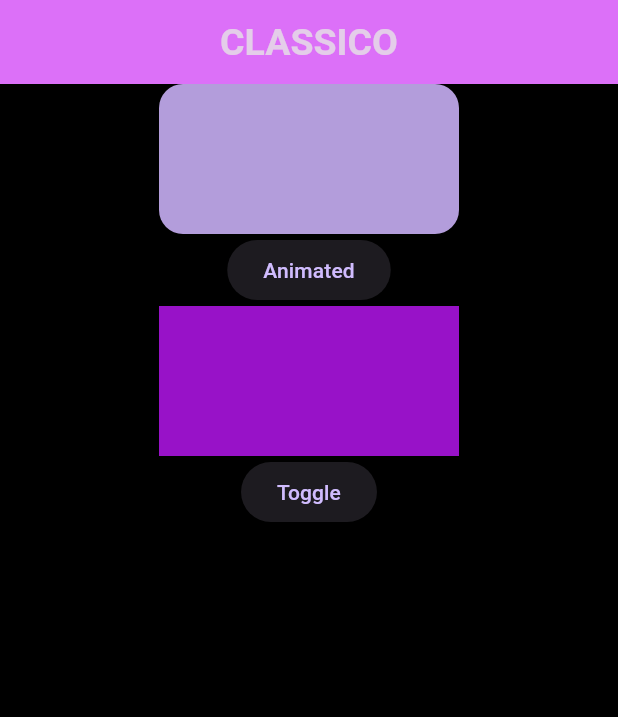
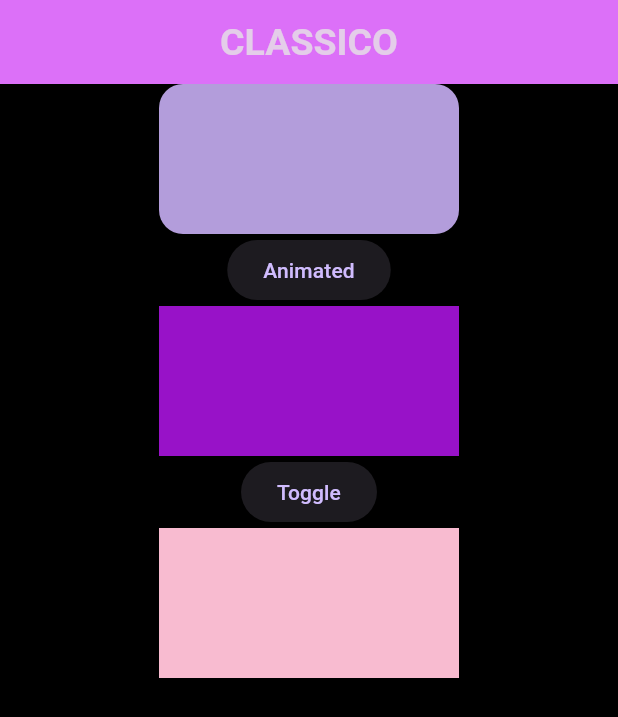
Before and after one commit to GauriRocksies/LearnFlutter-, a Flutter app: the first screen one second after launch, on a phone screen of 412 x 824 dp. Shown: the top 717 px of the screen. Run offline on Flutter 3.47's test engine with Material 3 defaults, Android fonts, the light colour scheme and no system bars; our stand-ins replace font_awesome_flutter; project files that could hold a hidden picture were left out.

Commit message:
Learnt about crossfade animation!

```diff
--- /dev/null
+++ b/git_flutter/lib/animation/crossFade.dart
@@ -0,0 +1,48 @@
+import 'dart:async';
+
+import 'package:flutter/material.dart';
+
+class crossFade extends StatefulWidget {
+  @override
+  State<crossFade> createState() => _crossFadeState();
+}
+
+class _crossFadeState extends State<crossFade> {
+  bool isFirst = true;
+  @override
+  void initState() {
+    super.initState();
+
+    Timer(Duration(seconds: 4), () {
+      reload();
+    });
+  }
+
+  void reload() {
+    setState(() {
+      isFirst = false;
+    });
+  }
+
+  Widget build(BuildContext context) {
+    return Column(
+      children: [
+        AnimatedCrossFade(
+          firstChild: Container(
+            width: 200,
+            height: 100,
+            color: Colors.pink.shade100,
+          ),
+          secondChild: Image.asset(
+            'assets/image/zen.jpg',
+            width: 200,
+            height: 100,
+          ),
+          crossFadeState:
+              isFirst ? CrossFadeState.showFirst : CrossFadeState.showSecond,
+          duration: Duration(seconds: 1),
+        )
+      ],
+    );
+  }
+}
--- a/git_flutter/lib/main.dart
+++ b/git_flutter/lib/main.dart
@@ -1,5 +1,6 @@
 import 'package:flutter/material.dart';
 import 'package:git_flutter/animation/animatedOpacity.dart';
+import 'package:git_flutter/animation/crossFade.dart';
 import 'package:git_flutter/animation/foo.dart';
 import 'package:git_flutter/avatar/Wrap.dart';
 import 'package:git_flutter/avatar/gridDemo.dart';
@@ -135,6 +136,7 @@ class _MyHomePageState extends State<MyHomePage> {
         children: [
           foo(),
           animatedOpacity(),
+          crossFade(),
         ],
       ),
     );
```
